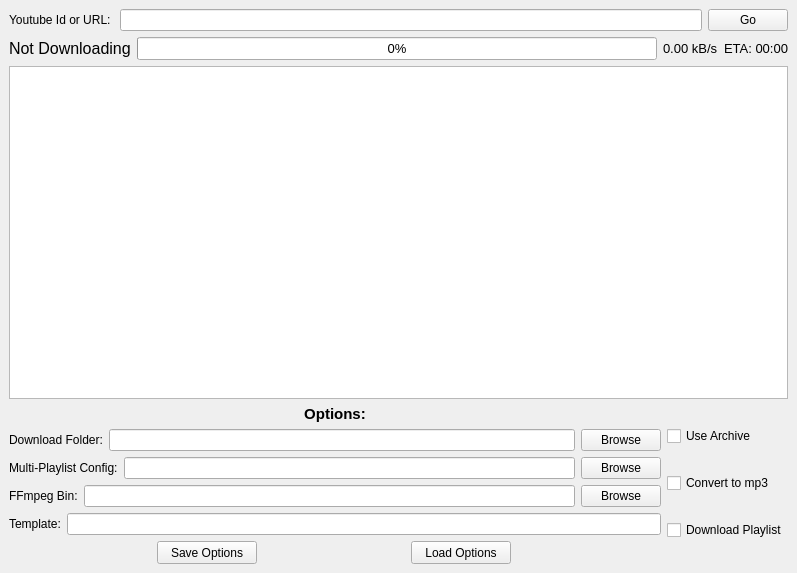
Before: the Qt Designer form youtube_downloader/main.ui in aidanprior/youtube-dl, drawn with Qt 5.
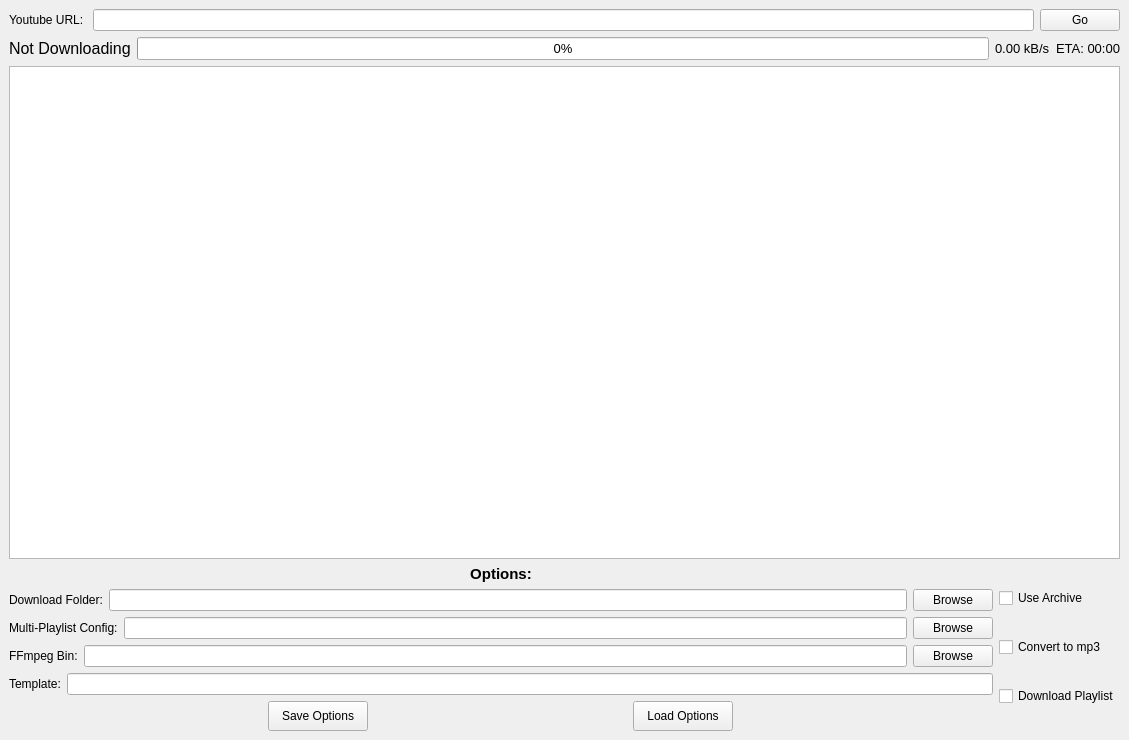
After: the same form once the commit is applied. Icons and pictures are not drawn.

The edit to the form file:
```diff
--- a/youtube_downloader/main.ui
+++ b/youtube_downloader/main.ui
@@ -6,19 +6,31 @@
    <rect>
     <x>0</x>
     <y>0</y>
-    <width>797</width>
-    <height>573</height>
+    <width>1129</width>
+    <height>740</height>
    </rect>
   </property>
   <property name="sizePolicy">
-   <sizepolicy hsizetype="Fixed" vsizetype="Fixed">
+   <sizepolicy hsizetype="Preferred" vsizetype="Preferred">
     <horstretch>0</horstretch>
     <verstretch>0</verstretch>
    </sizepolicy>
   </property>
+  <property name="font">
+   <font>
+    <family>Arial</family>
+   </font>
+  </property>
   <property name="windowTitle">
    <string>Youtube Downloader</string>
   </property>
+  <property name="windowIcon">
+   <iconset>
+    <normaloff>data/icon.ico</normaloff>data/icon.ico</iconset>
+  </property>
+  <property name="toolButtonStyle">
+   <enum>Qt::ToolButtonFollowStyle</enum>
+  </property>
   <widget class="QWidget" name="centralwidget">
    <layout class="QVBoxLayout" name="verticalLayout">
     <item>
@@ -35,7 +47,7 @@
          </font>
         </property>
         <property name="text">
-         <string>Youtube Id or URL: </string>
+         <string>Youtube URL: </string>
         </property>
        </widget>
       </item>
@@ -406,7 +418,7 @@
             <property name="minimumSize">
              <size>
               <width>100</width>
-              <height>23</height>
+              <height>30</height>
              </size>
             </property>
             <property name="font">
@@ -425,7 +437,7 @@
           <item>
            <widget class="QPushButton" name="load_options_button">
             <property name="sizePolicy">
-             <sizepolicy hsizetype="Fixed" vsizetype="Fixed">
+             <sizepolicy hsizetype="Fixed" vsizetype="Preferred">
               <horstretch>0</horstretch>
               <verstretch>0</verstretch>
              </sizepolicy>
@@ -433,7 +445,7 @@
             <property name="minimumSize">
              <size>
               <width>100</width>
-              <height>23</height>
+              <height>30</height>
              </size>
             </property>
             <property name="font">
```
Left out of the diff: 6 changed lines with no effect on the pictures.
